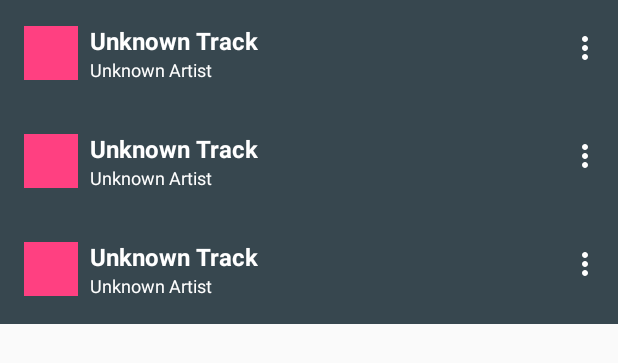
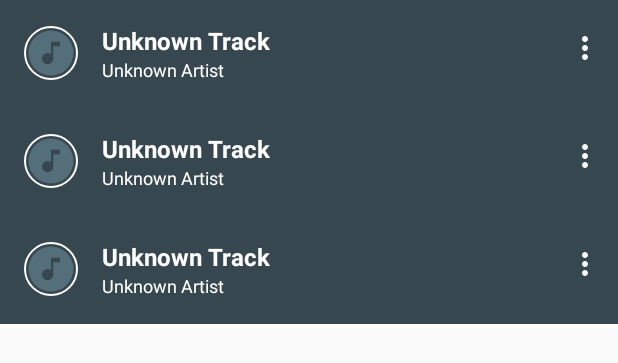
Before and after one commit to AkshayPall/Songify, an Android app: the layout fragment_song_list.xml on its own in the app's theme, with its tools: preview values and no code run, on a phone screen of 412 x 824 dp. Shown: the top 363 px of the screen. Run offline under Robolectric (Android 15) with nearby library versions, the phone set to English and light mode, and no system bars.

Commit message:
added placeholder icons, album art rotation animation

```diff
--- a/SongifyMusicPlayer/app/build.gradle
+++ b/SongifyMusicPlayer/app/build.gradle
@@ -38,5 +38,6 @@ dependencies {
     compile 'com.squareup.retrofit2:converter-gson:2.3.0'
     compile 'com.squareup.picasso:picasso:2.5.2'
     compile 'com.android.support.constraint:constraint-layout:1.0.0-beta4'
+    compile 'de.hdodenhof:circleimageview:2.1.0'
     testCompile 'junit:junit:4.12'
 }
--- /dev/null
+++ b/SongifyMusicPlayer/app/src/main/res/drawable/ic_song_icon.xml
@@ -0,0 +1,8 @@
+<!-- drawable/music_circle.xml -->
+<vector xmlns:android="http://schemas.android.com/apk/res/android"
+    android:height="24dp"
+    android:width="24dp"
+    android:viewportWidth="24"
+    android:viewportHeight="24">
+    <path android:fillColor="@color/colorPrimaryLight" android:pathData="M16,9V7H12V12.5C11.58,12.19 11.07,12 10.5,12A2.5,2.5 0 0,0 8,14.5A2.5,2.5 0 0,0 10.5,17A2.5,2.5 0 0,0 13,14.5V9H16M12,2A10,10 0 0,1 22,12A10,10 0 0,1 12,22A10,10 0 0,1 2,12A10,10 0 0,1 12,2Z" />
+</vector>
--- a/SongifyMusicPlayer/app/src/main/res/layout/item_song.xml
+++ b/SongifyMusicPlayer/app/src/main/res/layout/item_song.xml
@@ -2,6 +2,7 @@
 <RelativeLayout xmlns:android="http://schemas.android.com/apk/res/android"
     android:layout_width="match_parent"
     android:layout_height="wrap_content"
+    xmlns:app="http://schemas.android.com/apk/res-auto"
     android:background="@color/colorSongBackground">
 
     <LinearLayout
@@ -14,18 +15,23 @@
         android:layout_alignParentTop="true"
         android:layout_alignParentStart="true">
 
-        <ImageView
+        <de.hdodenhof.circleimageview.CircleImageView
             android:id="@+id/song_album_image"
             android:layout_gravity="center"
             android:layout_width="@dimen/song_album_image_size"
             android:layout_height="@dimen/song_album_image_size"
-            android:src="@color/colorAccent" />
+            android:src="@drawable/ic_song_icon"
+            app:civ_border_width="1dp"
+            app:civ_border_color="@color/colorAccentWhite"/>
         <LinearLayout
             android:layout_width="0dp"
             android:layout_weight="1"
             android:layout_height="wrap_content"
             android:orientation="vertical"
-            android:padding="8dp">
+            android:paddingLeft="16dp"
+            android:paddingRight="8dp"
+            android:paddingTop="8dp"
+            android:paddingBottom="8dp">
             <TextView
                 android:id="@+id/song_title"
                 android:layout_width="match_parent"
```
Also changed, not shown: SongifyMusicPlayer/app/src/main/java/songify/akshaypall/com/songifymusicplayer/MediaPlayerFragment.java (+17 -0 lines), SongifyMusicPlayer/app/src/main/res/drawable/current_song_album_placeholder.xml (added, +8 -0 lines), SongifyMusicPlayer/app/src/main/res/layout/fragment_media_player.xml (+5 -2 lines).
